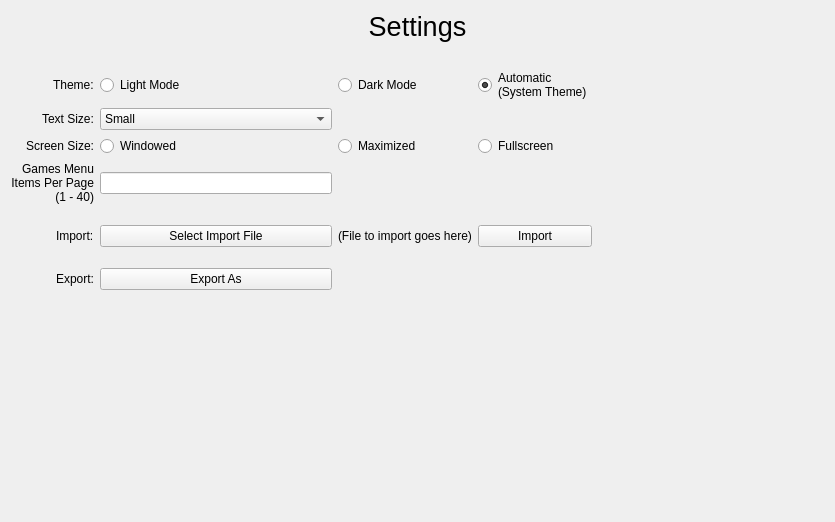
Above: Unitracker/resources/settings.ui from invigoratedcat/CMSC437 before the change. Below: the same form after it.
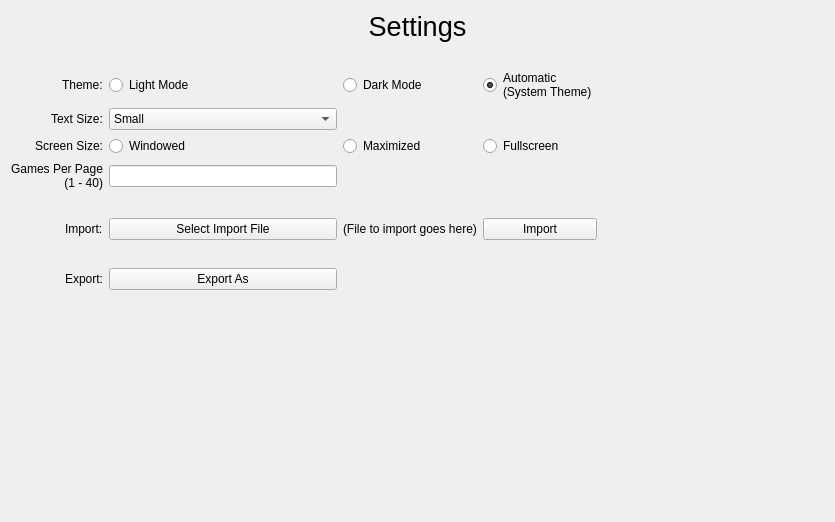
That is the form after the change.

The edit to the form file:
```diff
--- a/Unitracker/resources/settings.ui
+++ b/Unitracker/resources/settings.ui
@@ -238,8 +238,7 @@
      <item row="3" column="0">
       <widget class="QLabel" name="label">
        <property name="text">
-        <string>Games Menu
-Items Per Page
+        <string>Games Per Page
  (1 - 40)</string>
        </property>
        <property name="alignment">
```
